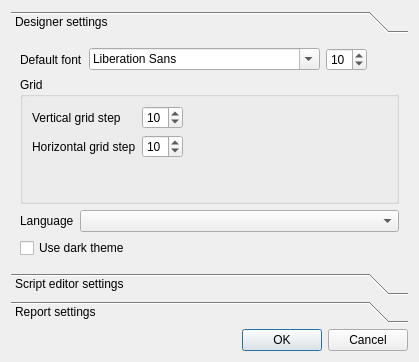
Above: limereport/lrsettingdialog.ui from fralx/LimeReport before the change. Below: the same form after it.
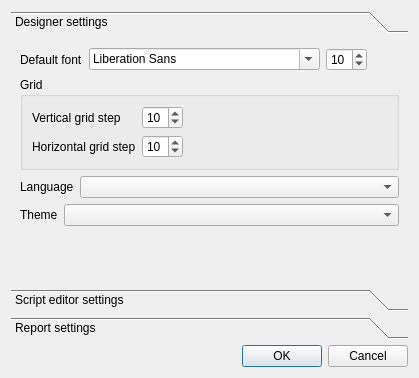
That is the form after the change. The open tabs and pages were chosen to show the change.

Commit message: Light theme has been added

Patch:
```diff
--- a/limereport/lrsettingdialog.ui
+++ b/limereport/lrsettingdialog.ui
@@ -7,7 +7,7 @@
     <x>0</x>
     <y>0</y>
     <width>419</width>
-    <height>362</height>
+    <height>378</height>
    </rect>
   </property>
   <property name="sizePolicy">
@@ -31,7 +31,7 @@
         <x>0</x>
         <y>0</y>
         <width>401</width>
-        <height>218</height>
+        <height>250</height>
        </rect>
       </property>
       <attribute name="label">
@@ -148,11 +148,44 @@
         </layout>
        </item>
        <item>
-        <widget class="QCheckBox" name="cbbUseDarkTheme">
-         <property name="text">
-          <string>Use dark theme</string>
+        <layout class="QHBoxLayout" name="horizontalLayout_3">
+         <item>
+          <widget class="QLabel" name="lblTheme">
+           <property name="sizePolicy">
+            <sizepolicy hsizetype="Preferred" vsizetype="Preferred">
+             <horstretch>0</horstretch>
+             <verstretch>0</verstretch>
+            </sizepolicy>
+           </property>
+           <property name="text">
+            <string>Theme</string>
+           </property>
+          </widget>
+         </item>
+         <item>
+          <widget class="QComboBox" name="cbTheme">
+           <property name="sizePolicy">
+            <sizepolicy hsizetype="MinimumExpanding" vsizetype="Fixed">
+             <horstretch>0</horstretch>
+             <verstretch>0</verstretch>
+            </sizepolicy>
+           </property>
+          </widget>
+         </item>
+        </layout>
+       </item>
+       <item>
+        <spacer name="verticalSpacer_2">
+         <property name="orientation">
+          <enum>Qt::Vertical</enum>
          </property>
-        </widget>
+         <property name="sizeHint" stdset="0">
+          <size>
+           <width>20</width>
+           <height>40</height>
+          </size>
+         </property>
+        </spacer>
        </item>
       </layout>
      </widget>
```
Left out of the diff: 41 changed lines with no effect on the pictures. The commit also changes 76 other files.
